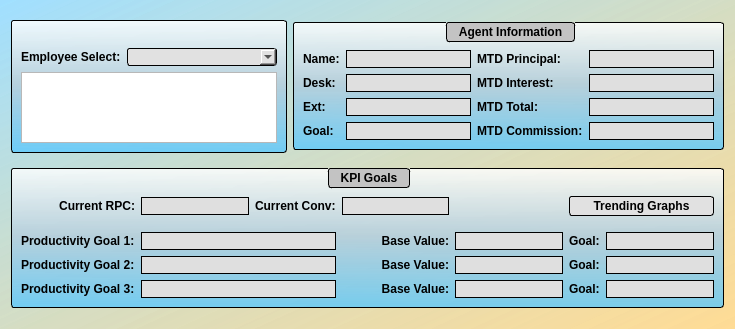
Old version of the form agent_details.ui in the repository jakesb27/Manager_KPI_Tracker.
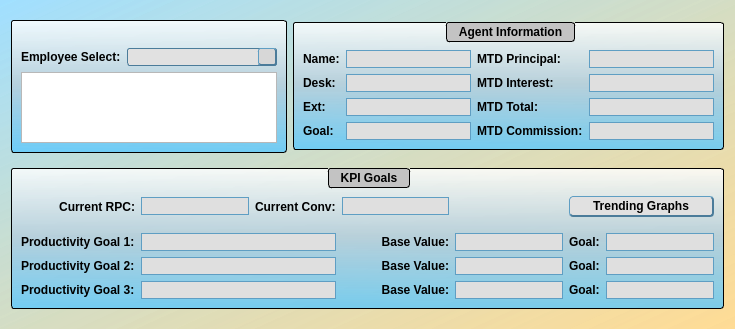
New version of the form. Icons and pictures are not drawn.

Commit message: Updated GUI stylesheet and created new window for graphs and removed graphs from agent details

Diff of the .ui file:
```diff
--- a/agent_details.ui
+++ b/agent_details.ui
@@ -46,7 +46,7 @@
 }
 QLineEdit{
 	background-color: rgb(223, 223, 223);
-	border: 1px solid black;
+	border: 1px solid rgb(95, 158, 195);
 	font: 10pt &quot;MS Shell Dlg 2&quot;;
 }
 QTextEdit{
@@ -56,8 +56,11 @@
 	font: 10pt &quot;MS Shell Dlg 2&quot;;
 }
 QPushButton{
-	border: 1px solid black;
-	border-radius: 3px;
+	border-bottom: 2px solid rgb(75, 124, 154);
+	border-top: 1px solid rgb(95, 158, 195);
+	border-right: 2px solid rgb(75, 124, 154);
+	border-left: 1px solid rgb(95, 158, 195);
+	border-radius: 4px;
 	padding: 2px;
 	padding-left: 13px;
 	padding-right: 13px;
@@ -87,7 +90,8 @@
 	font-weight: bold;
 }
 QComboBox{
-	border: 1px solid black;
+	border: 1px solid;
+	border-color: rgb(75, 124, 154);
 	border-radius: 3px;
 	background-color: rgb(225, 225, 225);
 }
@@ -99,7 +103,42 @@
 QComboBox::pressed{
 	border: 2px solid black;
 	border-radius: 3px;
-	background-color: rgb(175, 175, 175);
+	background-color: rgb(225, 225, 225);
+}
+QComboBox::drop-down{
+	background-color: rgb(215, 215, 215);
+	border-bottom: 2px solid rgb(75, 124, 154);
+	border-top: 1px solid rgb(95, 158, 195);
+	border-right: 2px solid rgb(75, 124, 154);
+	border-left: 1px solid rgb(95, 158, 195);
+	border-radius: 3px;
+	subcontrol-origin: margin;
+	width: 16px;
+}
+QComboBox::drop-down::hover{
+	background-color: rgb(205, 205, 205);
+	border-bottom: 2px solid rgb(75, 124, 154);
+	border-top: 1px solid rgb(95, 158, 195);
+	border-right: 2px solid rgb(75, 124, 154);
+	border-left: 1px solid rgb(95, 158, 195);
+	border-radius: 3px;
+	subcontrol-origin: margin;
+	width: 16px;
+}
+QComboBox::drop-down::pressed{
+	background-color: rgb(215, 215, 215);
+	border-bottom: 1px solid rgb(75, 124, 154);
+	border-top: 2px solid rgb(95, 158, 195);
+	border-right: 1px solid rgb(75, 124, 154);
+	border-left: 2px solid rgb(95, 158, 195);
+	border-radius: 3px;
+	subcontrol-origin: margin;
+	width: 16px;
+}
+QComboBox::down-arrow{
+	image: url(:/meduit/arrow.png);
+	width: 14 px;
+	height:14 px;
 }</string>
   </property>
   <layout class="QGridLayout" name="gridLayout_2">
```
Left out of the diff: 44 changed lines with no effect on the pictures. The commit also changes 12 other files.
